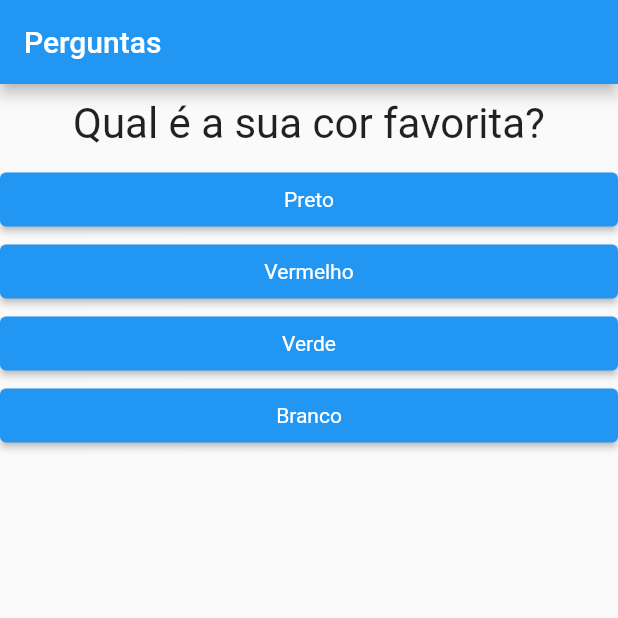
After one commit to GuilhermeDGDEV/projeto_perguntas, a Flutter app: the screen it shows after launch, on a phone screen of 412 x 824 dp, the top half of it. The commit adds this screen. Run offline on Flutter 3.47's test engine with Material 2 defaults, Android fonts, the phone set to English and light mode, and no system bars.

Commit message:
Questionario Widget

```diff
--- a/lib/main.dart
+++ b/lib/main.dart
@@ -1,6 +1,5 @@
 import 'package:flutter/material.dart';
-import './questao.dart';
-import './resposta.dart';
+import './questionario.dart';
 import './resultado.dart';
 
 main() => runApp(const PerguntaApp());
@@ -37,26 +36,20 @@ class _PerguntaAppState extends State<PerguntaApp> {
 
   @override
   Widget build(BuildContext context) {
-    List<String> respostas = temPerguntaSelecionada
-        ? _perguntas[_perguntaSelecionada].cast()['respostas']
-        : [];
-
     return MaterialApp(
       home: Scaffold(
         appBar: AppBar(
           title: const Text('Perguntas'),
         ),
         body: temPerguntaSelecionada
-          ? Column(
-              children: [
-                Questao(_perguntas[_perguntaSelecionada]['texto'].toString()),
-                ...respostas
-                    .map((texto) => Resposta(texto, _responder))
-                    .toList(),
-              ],
+            ? Questionario(
+                perguntas: _perguntas,
+                perguntaSelecionada: _perguntaSelecionada,
+                responder: _responder,
               )
             : const Resultado(),
-    ));
+      ),
+    );
   }
 }
 
--- /dev/null
+++ b/lib/questionario.dart
@@ -0,0 +1,34 @@
+import 'package:flutter/material.dart';
+import './questao.dart';
+import './resposta.dart';
+
+class Questionario extends StatelessWidget {
+  final List<Map<String, Object>> perguntas;
+  final int perguntaSelecionada;
+  final void Function() responder;
+
+  bool get temPerguntaSelecionada {
+    return perguntaSelecionada < perguntas.length;
+  }
+
+  const Questionario({
+    required this.perguntas,
+    required this.perguntaSelecionada,
+    required this.responder,
+    Key? key,
+  }) : super(key: key);
+
+  @override
+  Widget build(BuildContext context) {
+    List<String> respostas = temPerguntaSelecionada
+        ? perguntas[perguntaSelecionada].cast()['respostas']
+        : [];
+
+    return Column(
+      children: [
+        Questao(perguntas[perguntaSelecionada]['texto'].toString()),
+        ...respostas.map((texto) => Resposta(texto, responder)).toList(),
+      ],
+    );
+  }
+}
```
Lines whose indentation alone changed are shown as unchanged.
